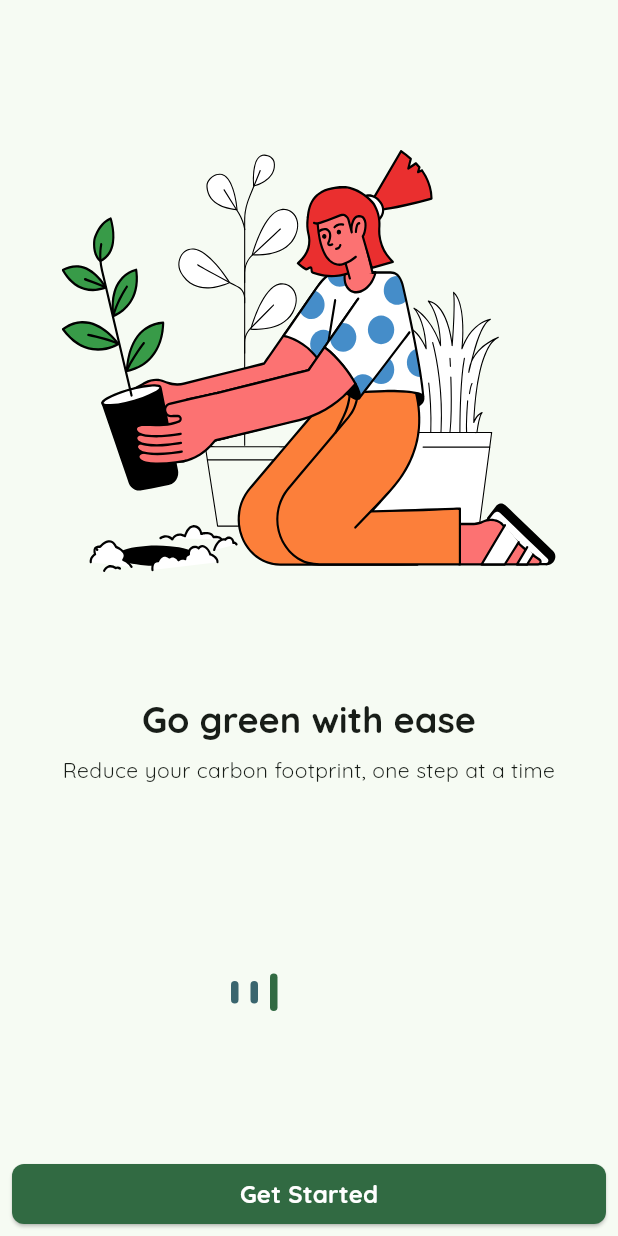
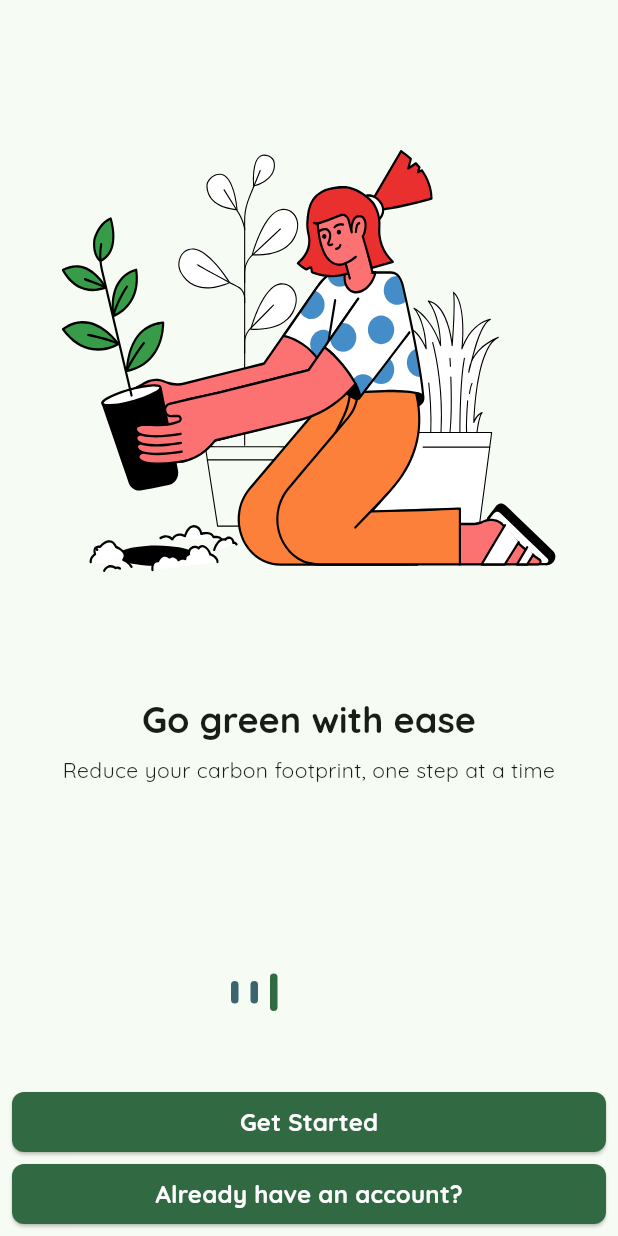
Before and after one commit to Quingsley/CarbonZero, a Flutter app: the screen it shows after launch, swiped to page 3, on a phone screen of 412 x 824 dp. Run offline on Flutter 3.47's test engine with Material 3 defaults, Android fonts, the phone set to English and light mode, and no system bars; our stand-ins replace awesome_notifications, cloud_firestore, country_picker, equatable, firebase_auth, firebase_core and 21 more; missing offline and left inert: firebase_app_check, firebase_cached_image, flutter_face_pile; accounts and stored records are empty; generated files the repository leaves out were written again; project files that could hold a hidden picture were left out.

Commit message:
Refactor onboarding screen layout

```diff
--- a/lib/features/onboarding/presentation/pages/onboarding_screen.dart
+++ b/lib/features/onboarding/presentation/pages/onboarding_screen.dart
@@ -137,9 +137,18 @@ class _OnBoardingScreenState extends State<OnBoardingScreen> {
       floatingActionButton: currentPage == 2
           ? Padding(
               padding: const EdgeInsets.symmetric(horizontal: 8, vertical: 4),
-              child: PrimaryButton(
-                text: 'Get Started',
-                onPressed: () => context.go('/user-onboarding'),
+              child: Column(
+                mainAxisAlignment: MainAxisAlignment.end,
+                children: [
+                  PrimaryButton(
+                    text: 'Get Started',
+                    onPressed: () => context.go('/user-onboarding'),
+                  ),
+                  PrimaryButton(
+                    text: 'Already have an account?',
+                    onPressed: () => context.push('/auth'),
+                  ),
+                ],
               ),
             )
           : null,
```
